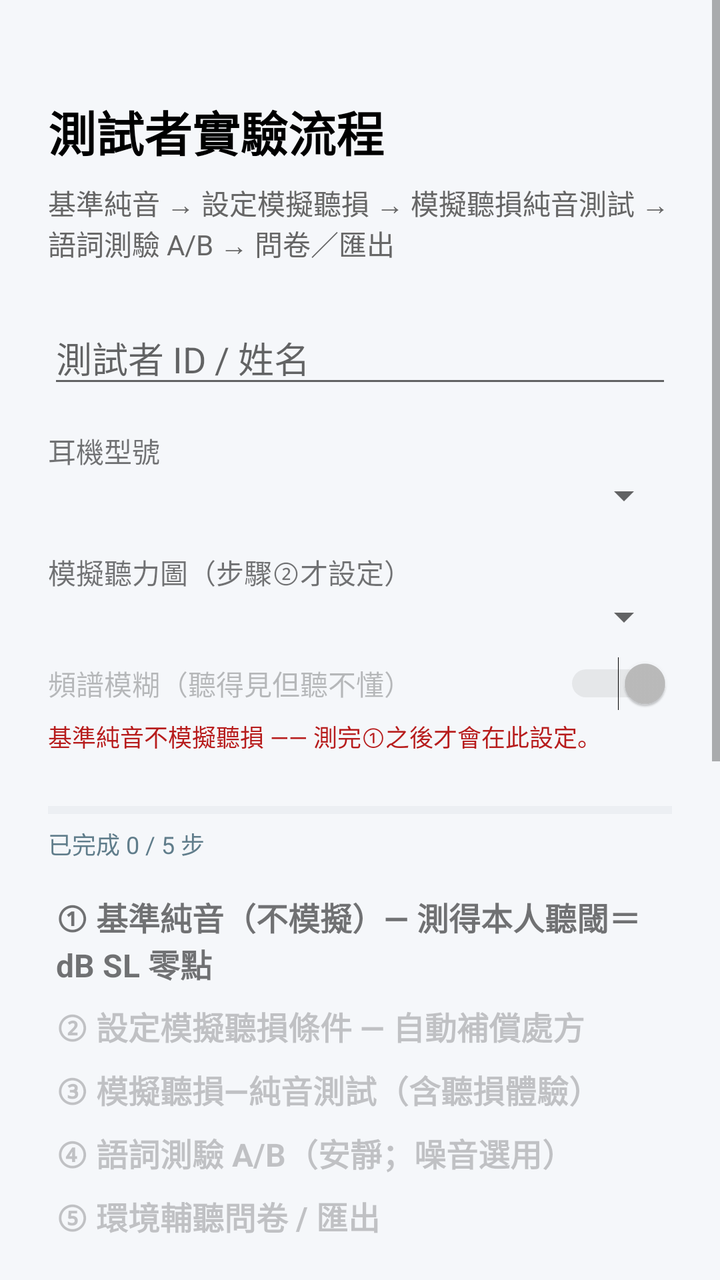
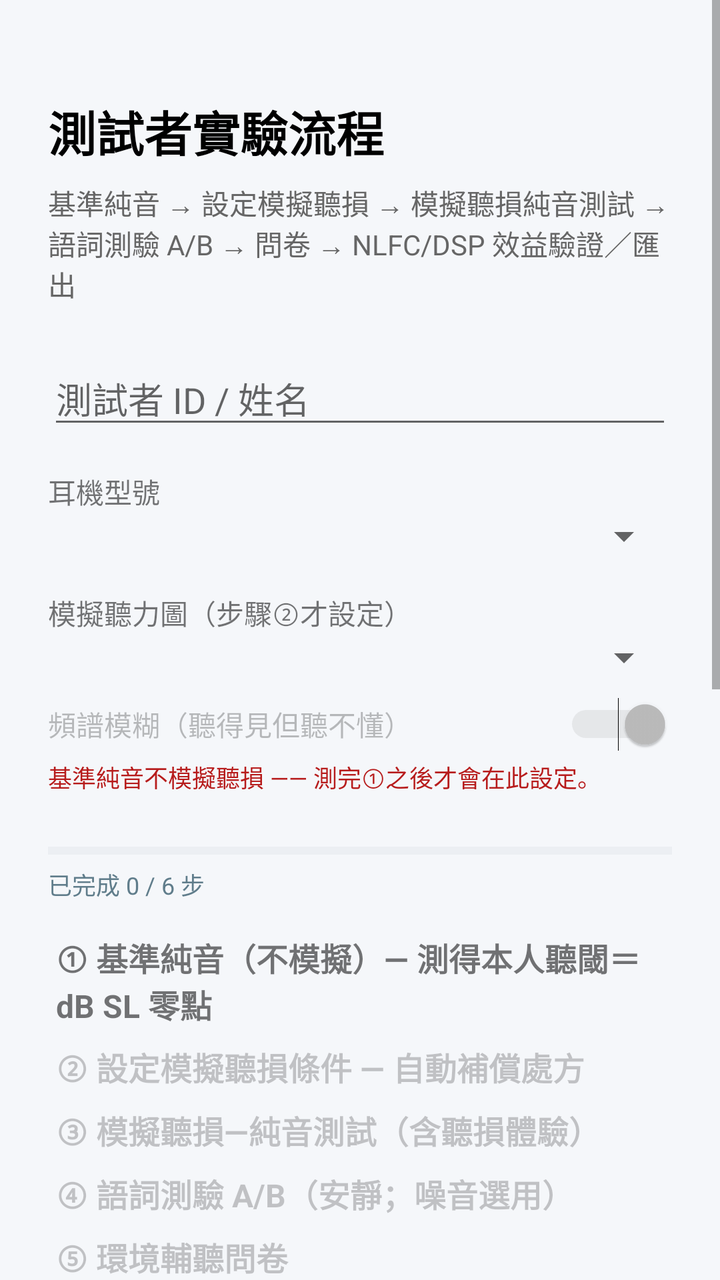

Screens rendered from an Android XML layout before and after an edit, with the pre-edit source and the edit as a unified diff.
<!-- AndroidManifest.xml: activity theme Theme.AppCompat.Light.NoActionBar -->
<!-- res/layout/activity_subject_session.xml -->
<?xml version="1.0" encoding="utf-8"?>
<ScrollView xmlns:android="http://schemas.android.com/apk/res/android"
    android:layout_width="match_parent"
    android:layout_height="match_parent"
    android:background="#F5F7FA"
    android:fitsSystemWindows="true"
    android:fillViewport="true">

    <LinearLayout
        android:layout_width="match_parent"
        android:layout_height="wrap_content"
        android:orientation="vertical"
        android:padding="24dp">

        <TextView
            android:layout_width="wrap_content"
            android:layout_height="wrap_content"
            android:layout_marginTop="24dp"
            android:text="測試者實驗流程"
            android:textSize="24sp"
            android:textStyle="bold"
            android:textColor="@android:color/black" />

        <TextView
            android:layout_width="match_parent"
            android:layout_height="wrap_content"
            android:layout_marginTop="8dp"
            android:text="基準純音 → 設定模擬聽損 → 模擬聽損純音測試 → 語詞測驗 A/B → 問卷／匯出"
            android:textSize="14sp"
            android:textColor="#666666" />

        <EditText
            android:id="@+id/editSessionSubjectName"
            android:layout_width="match_parent"
            android:layout_height="wrap_content"
            android:layout_marginTop="24dp"
            android:hint="測試者 ID / 姓名"
            android:inputType="textPersonName"
            android:singleLine="true" />

        <TextView
            android:layout_width="wrap_content"
            android:layout_height="wrap_content"
            android:layout_marginTop="16dp"
            android:text="耳機型號"
            android:textSize="14sp" />

        <Spinner
            android:id="@+id/spinnerSessionEarphone"
            android:layout_width="match_parent"
            android:layout_height="wrap_content" />

        <TextView
            android:layout_width="wrap_content"
            android:layout_height="wrap_content"
            android:layout_marginTop="16dp"
            android:text="模擬聽力圖（步驟②才設定）"
            android:textSize="14sp" />

        <Spinner
            android:id="@+id/spinnerSessionHlProfile"
            android:layout_width="match_parent"
            android:layout_height="wrap_content"
            android:enabled="false" />

        <Switch
            android:id="@+id/switchSessionSmearing"
            android:layout_width="match_parent"
            android:layout_height="wrap_content"
            android:layout_marginTop="8dp"
            android:checked="true"
            android:enabled="false"
            android:text="頻譜模糊（聽得見但聽不懂）"
            android:textSize="14sp" />

        <TextView
            android:id="@+id/textSessionHlHint"
            android:layout_width="match_parent"
            android:layout_height="wrap_content"
            android:layout_marginTop="4dp"
            android:text="基準純音不模擬聽損 —— 測完①之後才會在此設定。"
            android:textSize="12sp"
            android:textColor="#B71C1C" />

        
        <ProgressBar
            android:id="@+id/progressSessionOverall"
            style="?android:attr/progressBarStyleHorizontal"
            android:layout_width="match_parent"
            android:layout_height="8dp"
            android:layout_marginTop="24dp"
            android:max="5"
            android:progress="0"
            android:progressTint="#00796B"
            android:progressBackgroundTint="#CFD8DC" />

        <TextView
            android:id="@+id/textSessionProgress"
            android:layout_width="match_parent"
            android:layout_height="wrap_content"
            android:layout_marginTop="4dp"
            android:textSize="12sp"
            android:textColor="#607D8B"
            android:text="已完成 0 / 5 步" />

        <LinearLayout
            android:layout_width="match_parent"
            android:layout_height="wrap_content"
            android:orientation="vertical"
            android:layout_marginTop="12dp">

            <TextView android:id="@+id/stepText1" android:layout_width="match_parent" android:layout_height="wrap_content"
                android:text="① 基準純音（不模擬）— 測得本人聽閾＝dB SL 零點" android:textSize="16sp" android:textStyle="bold" android:padding="4dp" />
            <TextView android:id="@+id/stepText2" android:layout_width="match_parent" android:layout_height="wrap_content"
                android:text="② 設定模擬聽損條件 — 自動補償處方" android:textSize="16sp" android:textStyle="bold" android:padding="4dp" android:alpha="0.4" />
            <TextView android:id="@+id/stepText3" android:layout_width="match_parent" android:layout_height="wrap_content"
                android:text="③ 模擬聽損—純音測試（含聽損體驗）" android:textSize="16sp" android:textStyle="bold" android:padding="4dp" android:alpha="0.4" />
            <TextView android:id="@+id/stepText4" android:layout_width="match_parent" android:layout_height="wrap_content"
                android:text="④ 語詞測驗 A/B（安靜；噪音選用）" android:textSize="16sp" android:textStyle="bold" android:padding="4dp" android:alpha="0.4" />
            <TextView android:id="@+id/stepText5" android:layout_width="match_parent" android:layout_height="wrap_content"
                android:text="⑤ 環境輔聽問卷 / 匯出" android:textSize="16sp" android:textStyle="bold" android:padding="4dp" android:alpha="0.4" />
        </LinearLayout>

        <TextView
            android:layout_width="match_parent"
            android:layout_height="wrap_content"
            android:layout_marginTop="20dp"
            android:text="若某步驟測得不理想，可在此重新測試該步驟（不影響已完成的其他步驟）："
            android:textSize="13sp"
            android:textColor="#666666" />

        <LinearLayout
            android:layout_width="match_parent"
            android:layout_height="wrap_content"
            android:orientation="horizontal"
            android:layout_marginTop="8dp"
            android:weightSum="2">

            <Button
                android:id="@+id/buttonRetestPta"
                android:layout_width="0dp"
                android:layout_height="52dp"
                android:layout_weight="1"
                android:layout_marginEnd="4dp"
                android:text="重測①基準純音"
                android:textSize="13sp"
                android:background="@drawable/rounded_button"
                android:enabled="false" />

            <Button
                android:id="@+id/buttonRetestHlSim"
                android:layout_width="0dp"
                android:layout_height="52dp"
                android:layout_weight="1"
                android:layout_marginStart="4dp"
                android:text="重測③模擬純音"
                android:textSize="13sp"
                android:background="@drawable/rounded_button"
                android:enabled="false" />
        </LinearLayout>

        <LinearLayout
            android:layout_width="match_parent"
            android:layout_height="wrap_content"
            android:orientation="horizontal"
            android:layout_marginTop="8dp"
            android:weightSum="2">

            <Button
                android:id="@+id/buttonRetestAb"
                android:layout_width="0dp"
                android:layout_height="52dp"
                android:layout_weight="1"
                android:layout_marginEnd="4dp"
                android:text="重測④語詞A/B"
                android:textSize="13sp"
                android:background="@drawable/rounded_button"
                android:enabled="false" />

            <Button
                android:id="@+id/buttonRetestQuestionnaire"
                android:layout_width="0dp"
                android:layout_height="52dp"
                android:layout_weight="1"
                android:layout_marginStart="4dp"
                android:text="重測⑤問卷"
                android:textSize="13sp"
                android:background="@drawable/rounded_button"
                android:enabled="false" />
        </LinearLayout>

        <TextView
            android:id="@+id/textSessionStatus"
            android:layout_width="match_parent"
            android:layout_height="wrap_content"
            android:layout_marginTop="16dp"
            android:text=""
            android:textSize="14sp"
            android:lineSpacingExtra="4dp" />

        <Button
            android:id="@+id/buttonSessionNext"
            android:layout_width="match_parent"
            android:layout_height="64dp"
            android:layout_marginTop="28dp"
            android:text="開始"
            android:textSize="18sp"
            android:textStyle="bold"
            android:background="@drawable/rounded_button" />

        <Button
            android:id="@+id/buttonSessionExport"
            android:layout_width="match_parent"
            android:layout_height="56dp"
            android:layout_marginTop="16dp"
            android:text="匯出測試者資料"
            android:textSize="16sp"
            android:background="@drawable/rounded_button"
            android:visibility="gone" />

        <Button
            android:id="@+id/buttonSessionHistory"
            android:layout_width="match_parent"
            android:layout_height="52dp"
            android:layout_marginTop="12dp"
            android:text="測試者實驗歷史"
            android:textSize="15sp"
            android:background="@drawable/rounded_button" />

        <Button
            android:id="@+id/buttonSessionRestart"
            android:layout_width="match_parent"
            android:layout_height="48dp"
            android:layout_marginTop="12dp"
            android:text="重新開始流程（換測試者）"
            android:textSize="14sp"
            android:background="@drawable/rounded_button" />
    </LinearLayout>
</ScrollView>
<!-- resources referenced by this layout -->
<resources>
  <!-- drawable rounded_button (drawable) -->
  <?xml version="1.0" encoding="utf-8"?>
  <shape xmlns:android="http://schemas.android.com/apk/res/android"
      android:shape="rectangle">
      <solid android:color="#FFFFFF" />
      <corners android:radius="18dp" />
  </shape>
</resources>

<!-- the commit's change to res/layout/activity_subject_session.xml (unified diff, before → after) -->
@@ -25,7 +25,7 @@
             android:layout_width="match_parent"
             android:layout_height="wrap_content"
             android:layout_marginTop="8dp"
-            android:text="基準純音 → 設定模擬聽損 → 模擬聽損純音測試 → 語詞測驗 A/B → 問卷／匯出"
+            android:text="基準純音 → 設定模擬聽損 → 模擬聽損純音測試 → 語詞測驗 A/B → 問卷 → NLFC/DSP 效益驗證／匯出"
             android:textSize="14sp"
             android:textColor="#666666" />
 
@@ -89,7 +89,7 @@
             android:layout_width="match_parent"
             android:layout_height="8dp"
             android:layout_marginTop="24dp"
-            android:max="5"
+            android:max="6"
             android:progress="0"
             android:progressTint="#00796B"
             android:progressBackgroundTint="#CFD8DC" />
@@ -101,7 +101,7 @@
             android:layout_marginTop="4dp"
             android:textSize="12sp"
             android:textColor="#607D8B"
-            android:text="已完成 0 / 5 步" />
+            android:text="已完成 0 / 6 步" />
 
         <LinearLayout
             android:layout_width="match_parent"
@@ -118,7 +118,9 @@
             <TextView android:id="@+id/stepText4" android:layout_width="match_parent" android:layout_height="wrap_content"
                 android:text="④ 語詞測驗 A/B（安靜；噪音選用）" android:textSize="16sp" android:textStyle="bold" android:padding="4dp" android:alpha="0.4" />
             <TextView android:id="@+id/stepText5" android:layout_width="match_parent" android:layout_height="wrap_content"
-                android:text="⑤ 環境輔聽問卷 / 匯出" android:textSize="16sp" android:textStyle="bold" android:padding="4dp" android:alpha="0.4" />
+                android:text="⑤ 環境輔聽問卷" android:textSize="16sp" android:textStyle="bold" android:padding="4dp" android:alpha="0.4" />
+            <TextView android:id="@+id/stepText6" android:layout_width="match_parent" android:layout_height="wrap_content"
+                android:text="⑥ NLFC/DSP 效益驗證 / 匯出" android:textSize="16sp" android:textStyle="bold" android:padding="4dp" android:alpha="0.4" />
         </LinearLayout>
 
         <TextView
@@ -188,6 +190,16 @@
                 android:background="@drawable/rounded_button"
                 android:enabled="false" />
         </LinearLayout>
+
+        <Button
+            android:id="@+id/buttonRetestAbc"
+            android:layout_width="match_parent"
+            android:layout_height="52dp"
+            android:layout_marginTop="8dp"
+            android:text="⑥ NLFC/DSP 效益驗證（測全部／補測 A／B／C）"
+            android:textSize="13sp"
+            android:background="@drawable/rounded_button"
+            android:enabled="false" />
 
         <TextView
             android:id="@+id/textSessionStatus"
